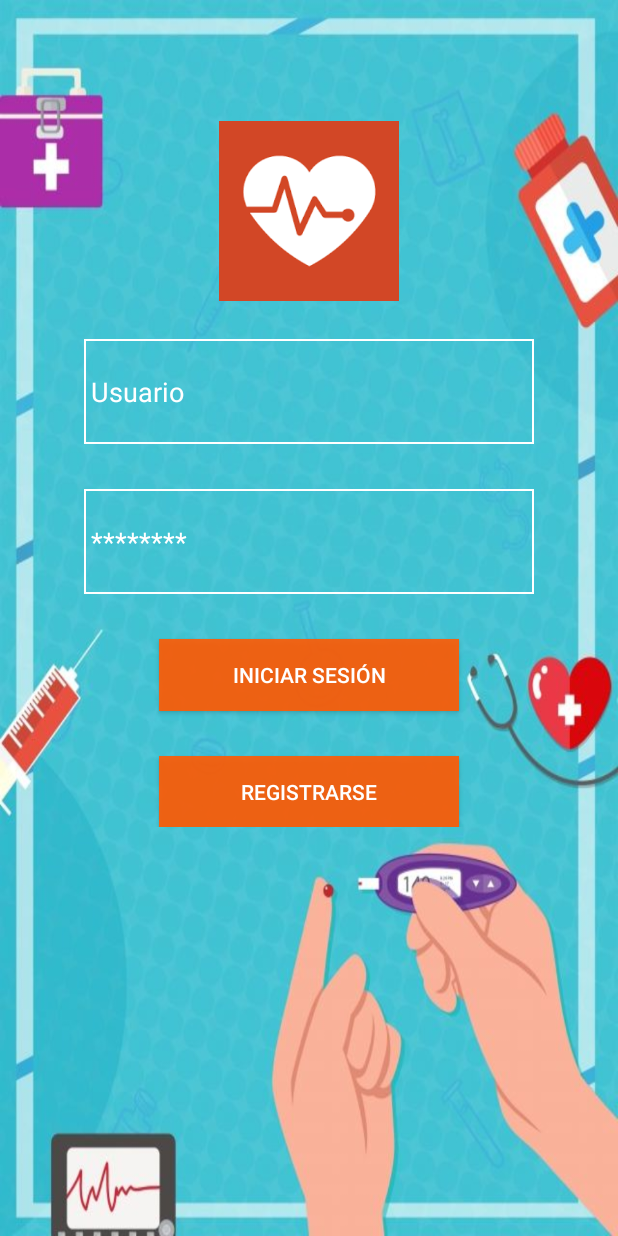
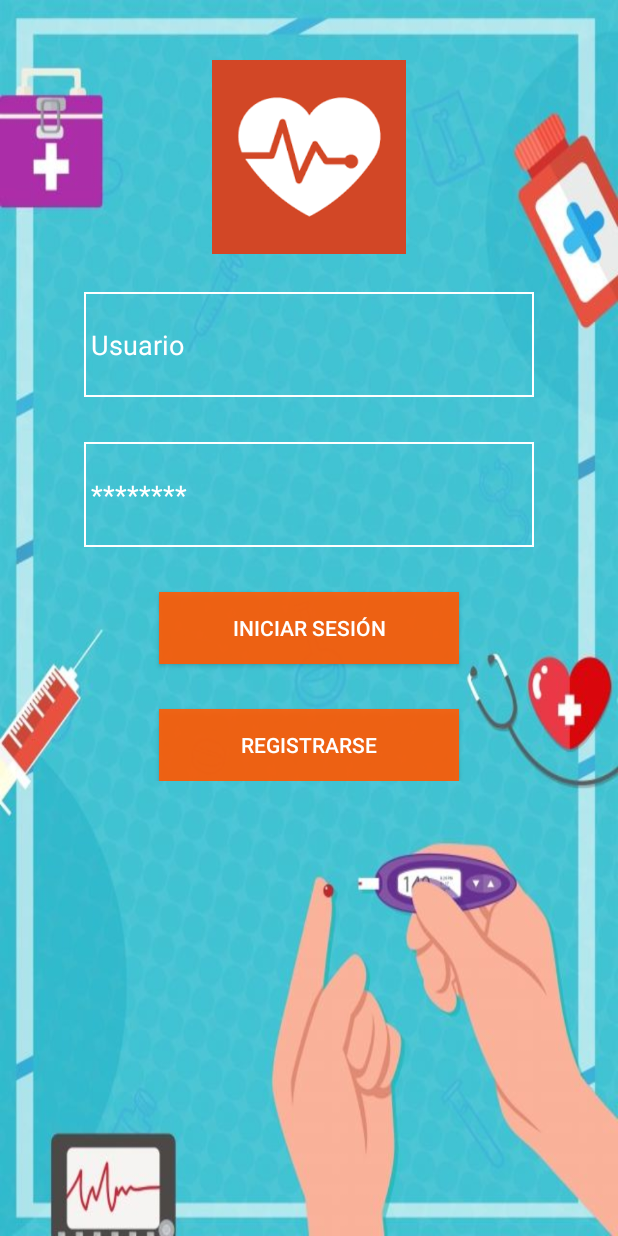
Before and after one commit to Jherrera7/AplicacionSalud, an Android app: the Registro screen opened directly, with no data from a screen before it, on a phone screen of 412 x 824 dp. Run offline under Robolectric (Android 15) with nearby library versions, the phone set to English and light mode, and no system bars.

Commit message:
Avance de registro de usuario

```diff
--- a/app/src/main/AndroidManifest.xml
+++ b/app/src/main/AndroidManifest.xml
@@ -9,6 +9,7 @@
         android:roundIcon="@mipmap/ic_launcher_round"
         android:supportsRtl="true"
         android:theme="@style/AppTheme">
+        <activity android:name=".Registrarse"></activity>
         <activity android:name=".MainActivity">
             <intent-filter>
                 <action android:name="android.intent.action.MAIN" />
@@ -16,8 +17,9 @@
                 <category android:name="android.intent.category.LAUNCHER" />
             </intent-filter>
         </activity>
-        <activity android:name= ".Registro"
-            android:theme="@style/Theme.AppCompat.NoActionBar"></activity>
+        <activity
+            android:name=".Registro"
+            android:theme="@style/Theme.AppCompat.NoActionBar" />
     </application>
 
 </manifest>
--- a/app/src/main/java/com/example/prueba/Registro.java
+++ b/app/src/main/java/com/example/prueba/Registro.java
@@ -2,13 +2,24 @@ package com.example.prueba;
 
 import androidx.appcompat.app.AppCompatActivity;
 
+import android.content.Intent;
 import android.os.Bundle;
+import android.view.View;
+import android.widget.Button;
 
 public class Registro extends AppCompatActivity {
-
+    Button reg;
     @Override
     protected void onCreate(Bundle savedInstanceState) {
         super.onCreate(savedInstanceState);
         setContentView(R.layout.activity_registro);
+        reg=(Button) findViewById(R.id.registrarse);
+        reg.setOnClickListener(new View.OnClickListener() {
+            @Override
+            public void onClick(View v) {
+                Intent i = new Intent(getApplicationContext(), Registrarse.class);
+                startActivity(i);
+            }
+        });
     }
 }
--- a/app/src/main/res/layout/activity_registro.xml
+++ b/app/src/main/res/layout/activity_registro.xml
@@ -8,6 +8,7 @@
     tools:context=".Registro">
 
 
+
     <LinearLayout
         android:layout_width="match_parent"
         android:layout_height="wrap_content"
@@ -15,57 +16,60 @@
         android:orientation="vertical"
         app:layout_constraintBottom_toBottomOf="parent"
         app:layout_constraintEnd_toEndOf="parent"
+        app:layout_constraintHorizontal_bias="0.0"
         app:layout_constraintStart_toStartOf="parent"
-        app:layout_constraintTop_toTopOf="parent">
+        app:layout_constraintTop_toTopOf="parent"
+        app:layout_constraintVertical_bias="0.0">
 
         <ImageView
             android:id="@+id/idLogo"
             android:layout_width="200dp"
-            android:layout_height="120dp"
+            android:layout_height="129dp"
             android:layout_gravity="center"
-            android:layout_marginTop="150dp"
+            android:layout_marginTop="40dp"
             app:srcCompat="@drawable/logoapp" />
 
         <EditText
-            android:layout_marginTop="25dp"
-            android:background="@drawable/botonbordes"
-            android:textColor="#fff"
             android:id="@+id/edtUser"
             android:layout_width="300dp"
             android:layout_height="70dp"
             android:layout_gravity="center"
+            android:layout_marginTop="25dp"
+            android:background="@drawable/botonbordes"
             android:hint="Usuario"
+            android:textColor="#fff"
             android:textColorHint="#ffffff" />
 
         <EditText
-            android:layout_marginTop="30dp"
-            android:background="@drawable/botonbordes"
-            android:textColor="#fff"
             android:id="@+id/edtPass"
             android:layout_width="300dp"
             android:layout_height="70dp"
             android:layout_gravity="center"
+            android:layout_marginTop="30dp"
+            android:background="@drawable/botonbordes"
             android:hint="********"
             android:inputType="textPassword"
+            android:textColor="#fff"
             android:textColorHint="#ffffff" />
 
         <Button
-            android:background="@drawable/botonselect"
-            android:textColor="#ffffff"
             android:layout_width="200dp"
             android:layout_height="wrap_content"
             android:layout_gravity="center"
             android:layout_marginTop="30dp"
-            android:text="Iniciar Sesión"/>
+            android:background="@drawable/botonselect"
+            android:text="Iniciar Sesión"
+            android:textColor="#ffffff" />
 
         <Button
-            android:background="@drawable/botonselect"
-            android:textColor="#ffffff"
+            android:id="@+id/registrarse"
             android:layout_width="200dp"
             android:layout_height="wrap_content"
             android:layout_gravity="center"
             android:layout_marginTop="30dp"
-            android:text="Registrarse"/>
+            android:background="@drawable/botonselect"
+            android:text="Registrarse"
+            android:textColor="#ffffff" />
 
 
     </LinearLayout>
```
Also changed, not shown: app/src/main/java/com/example/prueba/Registrarse.java (added, +14 -0 lines), app/src/main/res/layout/activity_registrarse.xml (added, +84 -0 lines).
